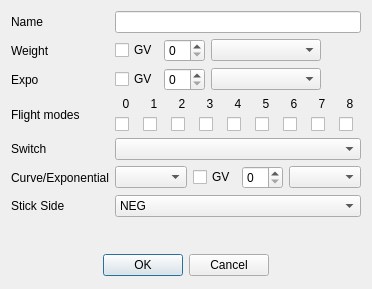
Before: the Qt Designer form companion/src/modeledit/expodialog.ui in opentx/opentx, drawn with Qt 5.
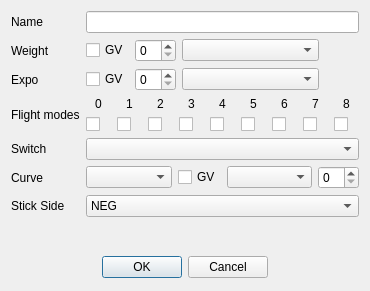
After: the same form once the commit is applied. Icons and pictures are not drawn.

What changed in the file:
```diff
--- a/companion/src/modeledit/expodialog.ui
+++ b/companion/src/modeledit/expodialog.ui
@@ -7,7 +7,7 @@
     <x>0</x>
     <y>0</y>
     <width>370</width>
-    <height>289</height>
+    <height>291</height>
    </rect>
   </property>
   <property name="sizePolicy">
@@ -308,12 +308,12 @@
    <item row="5" column="0">
     <widget class="QLabel" name="label_curves">
      <property name="text">
-      <string>Curve/Exponential</string>
+      <string>Curve</string>
      </property>
     </widget>
    </item>
    <item row="5" column="1">
-    <layout class="QHBoxLayout" name="horizontalLayout" stretch="1,0,0,1">
+    <layout class="QHBoxLayout" name="horizontalLayout" stretch="1,0,1,0">
      <item>
       <widget class="QComboBox" name="curvesCB">
        <property name="toolTip">
@@ -332,15 +332,15 @@
       </widget>
      </item>
      <item>
-      <widget class="QSpinBox" name="expoCurveSB"/>
-     </item>
-     <item>
-      <widget class="QComboBox" name="expoCurveCB">
+      <widget class="QComboBox" name="curveValueCB">
        <property name="whatsThis">
         <string/>
        </property>
       </widget>
      </item>
+     <item>
+      <widget class="QSpinBox" name="curveValueSB"/>
+     </item>
     </layout>
    </item>
    <item row="6" column="0">
```
Left out of the diff: 6 changed lines with no effect on the pictures.
